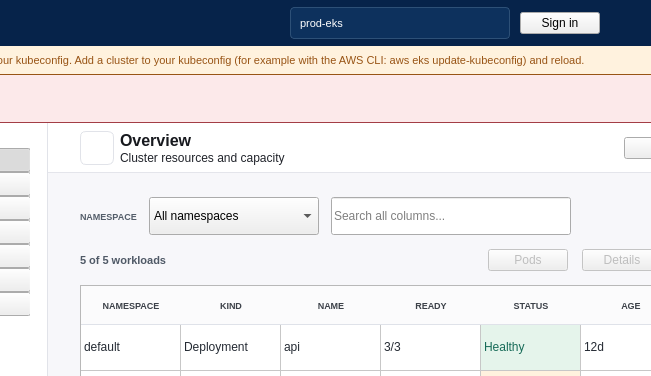
Above: src/kubescope/ui/main_window.ui from dcotecnologia/kubescope before the change; both pictures show x 192 to 843 and y 0 to 376 of the 980 by 640 pixel window. Below: the same form after it.
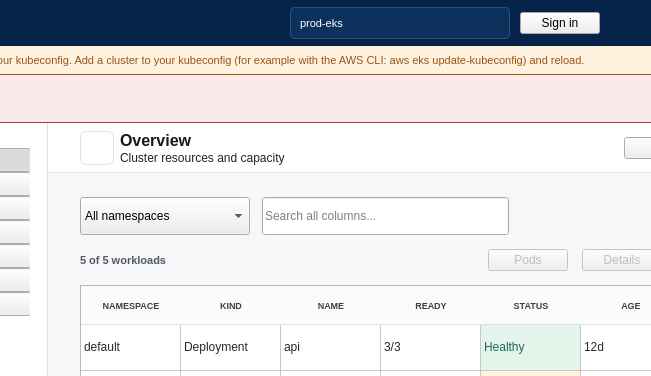
That is the form after the change. The open tabs and pages were chosen to show the change. Icons and pictures are not drawn.

Commit message:
feat(ui): add a text size setting and drop the namespace label of the lists
Settings → Text size scales the text of the app from 85% to 150%. The NAMESPACE label beside the namespace box goes away; the box keeps its name for a screen reader.

```diff
--- a/src/kubescope/ui/main_window.ui
+++ b/src/kubescope/ui/main_window.ui
@@ -2065,13 +2065,6 @@
                  <property name="spacing">
                   <number>12</number>
                  </property>
-                 <item>
-                  <widget class="QLabel" name="filterLabel">
-                   <property name="text">
-                    <string>NAMESPACE</string>
-                   </property>
-                  </widget>
-                 </item>
                  <item>
                   <widget class="QComboBox" name="namespaceCombo">
                    <property name="minimumSize">
```
Left out of the diff: 3 changed lines with no effect on the pictures. The commit also changes 34 other files.
